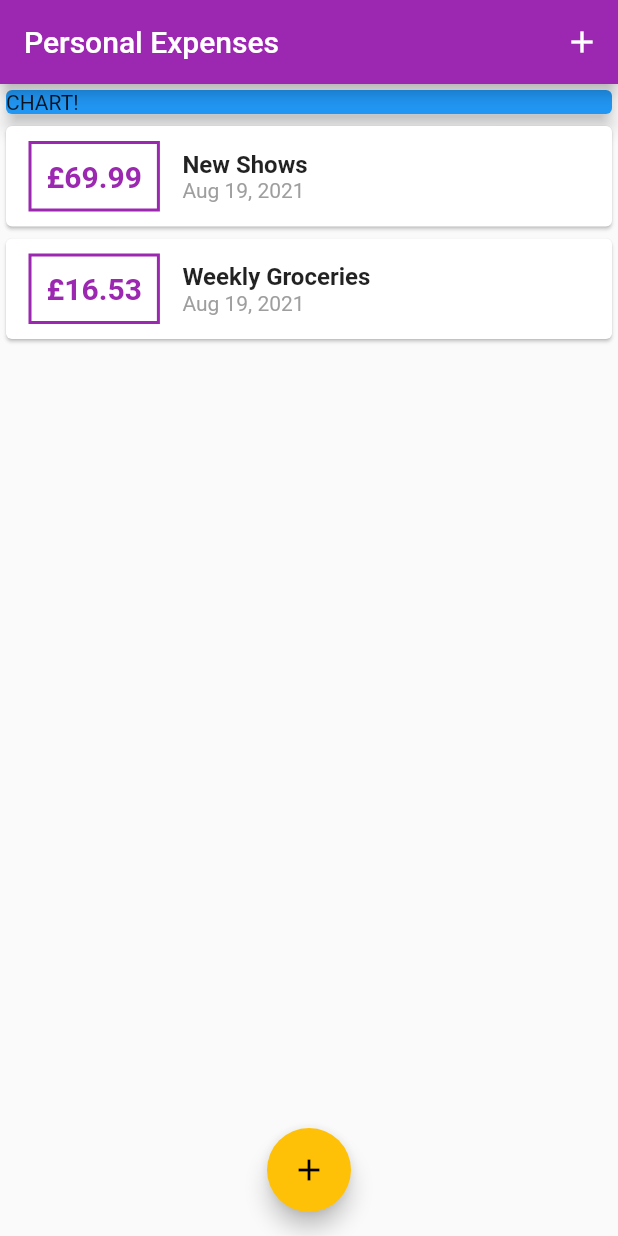
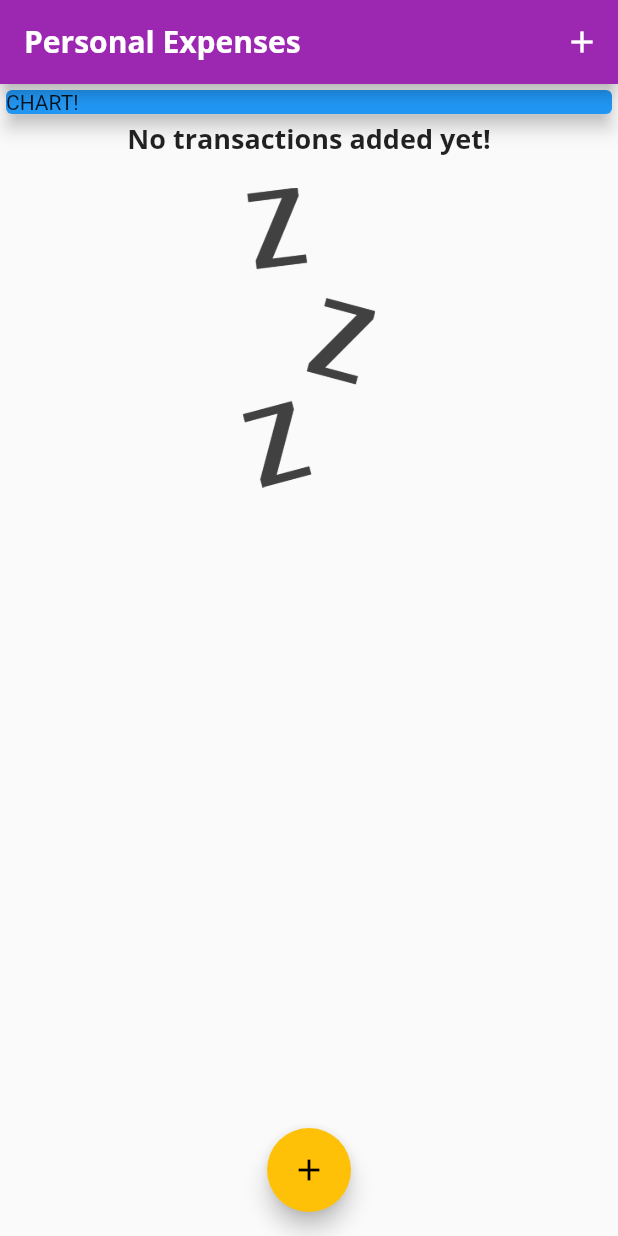
Before and after one commit to Futurepocket/expenses_app, a Flutter app: the screen it shows after launch, on a phone screen of 412 x 824 dp. Run offline on Flutter 3.47's test engine with Material 2 defaults, Android fonts, the phone set to English and light mode, and no system bars.

Commit message:
update 19/08

```diff
--- a/lib/main.dart
+++ b/lib/main.dart
@@ -16,7 +16,22 @@ class MyApp extends StatelessWidget {
       debugShowCheckedModeBanner: false,
       title: 'Personal Expenses',
       home: MyHomePage(),
-      theme: ThemeData(primarySwatch: Colors.purple, accentColor: Colors.amber),
+      theme: ThemeData(
+          primarySwatch: Colors.purple,
+          accentColor: Colors.amber,
+          fontFamily: 'Quicksand',
+          textTheme: ThemeData.light().textTheme.copyWith(
+              headline6: TextStyle(
+                  fontFamily: 'OpenSans',
+                  fontWeight: FontWeight.bold,
+                  fontSize: 18)),
+          //theme for all app bars
+          appBarTheme: AppBarTheme(
+              textTheme: ThemeData.light().textTheme.copyWith(
+                  title: TextStyle(
+                      fontFamily: 'OpenSans',
+                      fontSize: 20,
+                      fontWeight: FontWeight.bold)))),
     );
   }
 }
@@ -28,18 +43,18 @@ class MyHomePage extends StatefulWidget {
 
 class _MyHomePageState extends State<MyHomePage> {
   final List<Transaction> _userTransactions = [
-    Transaction(
-      id: 't1',
-      title: 'New Shows',
-      amount: 69.99,
-      date: DateTime.now(),
-    ),
-    Transaction(
-      id: 't2',
-      title: 'Weekly Groceries',
-      amount: 16.53,
-      date: DateTime.now(),
-    ),
+    // Transaction(
+    //   id: 't1',
+    //   title: 'New Shows',
+    //   amount: 69.99,
+    //   date: DateTime.now(),
+    // ),
+    // Transaction(
+    //   id: 't2',
+    //   title: 'Weekly Groceries',
+    //   amount: 16.53,
+    //   date: DateTime.now(),
+    // ),
   ];
 
   void _addNewTransaction(String txTitle, double txAmount) {
--- a/lib/widgets/transaction_list.dart
+++ b/lib/widgets/transaction_list.dart
@@ -12,7 +12,26 @@ class TransactionList extends StatelessWidget {
     return Container(
       height: 400,
       //or ListView (less performance)
-      child: ListView.builder(
+      child: transactions.isEmpty
+          ? Column(
+              children: <Widget>[
+                Text(
+                  'No transactions added yet!',
+                  style: Theme.of(context).textTheme.headline6,
+                ),
+                SizedBox(
+                  height: 20,
+                ),
+                Container(
+                  height: 200,
+                  child: Image.asset(
+                    'assets/images/waiting.png',
+                    fit: BoxFit.cover,
+                  ),
+                ),
+              ],
+            )
+          : ListView.builder(
               itemBuilder: (ctx, index) {
                 return Card(
                   child: Row(
@@ -44,8 +63,7 @@ class TransactionList extends StatelessWidget {
                         children: <Widget>[
                           Text(
                             transactions[index].title,
-                      style:
-                          TextStyle(fontSize: 16, fontWeight: FontWeight.bold),
+                            style: Theme.of(context).textTheme.headline6,
                           ),
                           Text(
                             DateFormat.yMMMd().format(transactions[index].date),
```
Also changed, not shown: pubspec.yaml (+13 -8 lines), assets/fonts/OpenSans-Bold.ttf (added), assets/fonts/OpenSans-Regular.ttf (added), assets/fonts/Quicksand-Bold.ttf (added), assets/fonts/Quicksand-Light.ttf (added), assets/fonts/Quicksand-Medium.ttf (added), assets/fonts/Quicksand-Regular.ttf (added), assets/images/waiting.png (added). Lines whose indentation alone changed are shown as unchanged.
